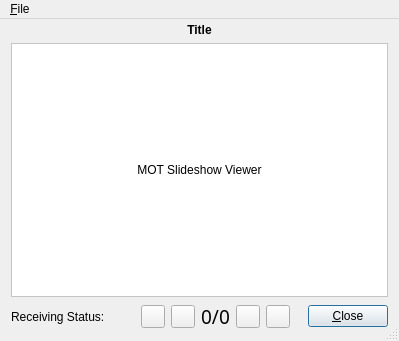
Before: the Qt Designer form dream/src/GUI-QT/SlideShowViewer.ui in mmjee/dream-patched, drawn with Qt 5.
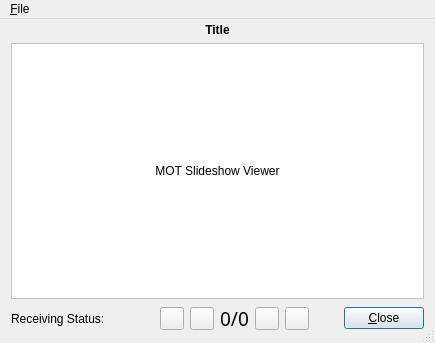
After: the same form once the commit is applied. Icons and pictures are not drawn. Custom widgets are drawn as their Qt base class.

Commit message: fixed buttons size issue

Patch:
```diff
--- a/dream/src/GUI-QT/SlideShowViewer.ui
+++ b/dream/src/GUI-QT/SlideShowViewer.ui
@@ -6,8 +6,8 @@
    <rect>
     <x>0</x>
     <y>0</y>
-    <width>399</width>
-    <height>341</height>
+    <width>435</width>
+    <height>343</height>
    </rect>
   </property>
   <property name="windowTitle">
@@ -144,6 +144,12 @@
        </property>
        <item>
         <widget class="QLabel" name="TextLabel1">
+         <property name="sizePolicy">
+          <sizepolicy hsizetype="Minimum" vsizetype="Minimum">
+           <horstretch>0</horstretch>
+           <verstretch>0</verstretch>
+          </sizepolicy>
+         </property>
          <property name="text">
           <string>Receiving Status:</string>
          </property>
@@ -186,6 +192,12 @@
        </item>
        <item>
         <widget class="QToolButton" name="ButtonJumpBegin">
+         <property name="sizePolicy">
+          <sizepolicy hsizetype="Maximum" vsizetype="Maximum">
+           <horstretch>0</horstretch>
+           <verstretch>0</verstretch>
+          </sizepolicy>
+         </property>
          <property name="text">
           <string/>
          </property>
@@ -193,10 +205,22 @@
           <iconset resource="res/icons.qrc">
            <normaloff>:/icons/JumpBegin.png</normaloff>:/icons/JumpBegin.png</iconset>
          </property>
+         <property name="iconSize">
+          <size>
+           <width>16</width>
+           <height>16</height>
+          </size>
+         </property>
         </widget>
        </item>
        <item>
         <widget class="QToolButton" name="ButtonStepBack">
+         <property name="sizePolicy">
+          <sizepolicy hsizetype="Maximum" vsizetype="Maximum">
+           <horstretch>0</horstretch>
+           <verstretch>0</verstretch>
+          </sizepolicy>
+         </property>
          <property name="text">
           <string/>
          </property>
@@ -204,10 +228,22 @@
           <iconset resource="res/icons.qrc">
            <normaloff>:/icons/StepBack.png</normaloff>:/icons/StepBack.png</iconset>
          </property>
+         <property name="iconSize">
+          <size>
+           <width>16</width>
+           <height>16</height>
+          </size>
+         </property>
         </widget>
        </item>
        <item>
         <widget class="QLabel" name="LabelCurPicNum">
+         <property name="sizePolicy">
+          <sizepolicy hsizetype="Minimum" vsizetype="Minimum">
+           <horstretch>0</horstretch>
+           <verstretch>0</verstretch>
+          </sizepolicy>
+         </property>
          <property name="font">
           <font>
            <family>Arial Black</family>
@@ -230,6 +266,12 @@
        </item>
        <item>
         <widget class="QToolButton" name="ButtonStepForward">
+         <property name="sizePolicy">
+          <sizepolicy hsizetype="Maximum" vsizetype="Maximum">
+           <horstretch>0</horstretch>
+           <verstretch>0</verstretch>
+          </sizepolicy>
+         </property>
          <property name="text">
           <string/>
          </property>
@@ -237,10 +279,22 @@
           <iconset resource="res/icons.qrc">
            <normaloff>:/icons/StepForw.png</normaloff>:/icons/StepForw.png</iconset>
          </property>
+         <property name="iconSize">
+          <size>
+           <width>16</width>
+           <height>16</height>
+          </size>
+         </property>
         </widget>
        </item>
        <item>
         <widget class="QToolButton" name="ButtonJumpEnd">
+         <property name="sizePolicy">
+          <sizepolicy hsizetype="Maximum" vsizetype="Maximum">
+           <horstretch>0</horstretch>
+           <verstretch>0</verstretch>
+          </sizepolicy>
+         </property>
          <property name="text">
           <string/>
          </property>
@@ -248,6 +302,12 @@
           <iconset resource="res/icons.qrc">
            <normaloff>:/icons/JumpEnd.png</normaloff>:/icons/JumpEnd.png</iconset>
          </property>
+         <property name="iconSize">
+          <size>
+           <width>16</width>
+           <height>16</height>
+          </size>
+         </property>
         </widget>
        </item>
        <item>
@@ -268,6 +328,12 @@
        </item>
        <item>
         <widget class="QPushButton" name="buttonOk">
+         <property name="sizePolicy">
+          <sizepolicy hsizetype="Maximum" vsizetype="Maximum">
+           <horstretch>0</horstretch>
+           <verstretch>0</verstretch>
+          </sizepolicy>
+         </property>
          <property name="text">
           <string>&amp;Close</string>
          </property>
```
The commit also changes 1 other file.
